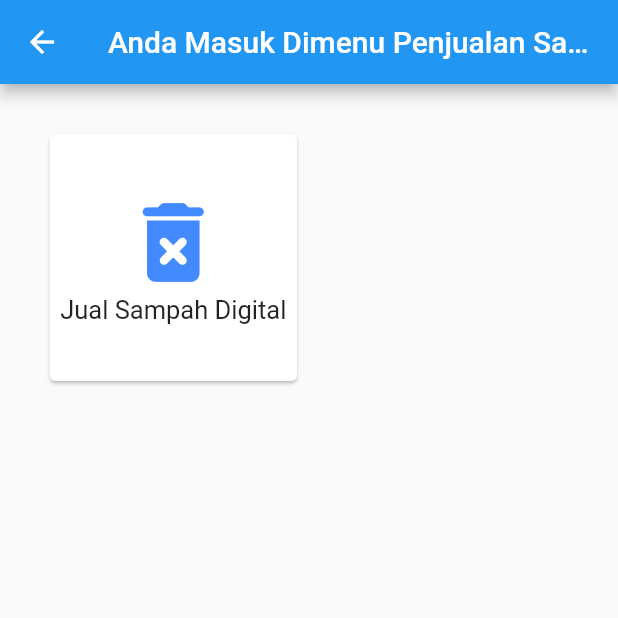
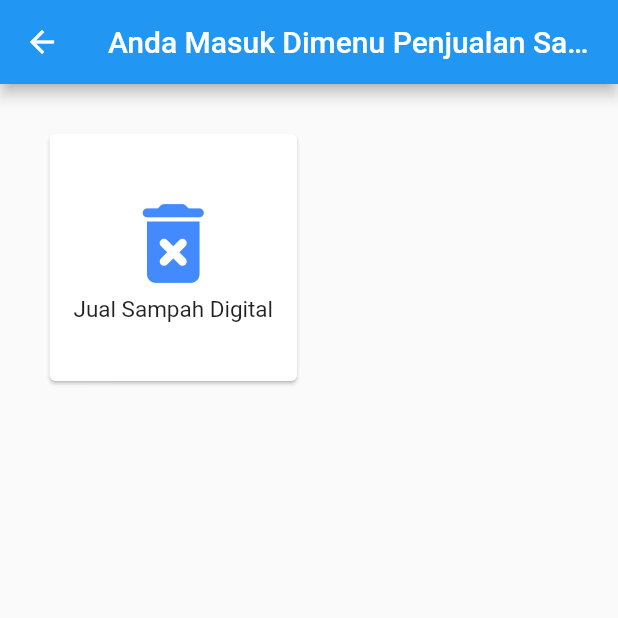
Before and after one commit to dwiponcosuripto4/mbakmu2, a Flutter app: the Sel_Sampah_Digital screen opened directly, on a phone screen of 412 x 824 dp, the top half of it. Run offline on Flutter 3.47's test engine with Material 2 defaults, Android fonts, the phone set to English and light mode, and no system bars; our stand-ins replace firebase_auth, get; accounts and stored records are empty.

Commit message:
change sizeBox masing2 icons text

```diff
--- a/lib/Penjualan_Sampah/sel_sampah_alam.dart
+++ b/lib/Penjualan_Sampah/sel_sampah_alam.dart
@@ -28,7 +28,7 @@ class Sel_Sampah_Alam extends StatelessWidget {
                       size: 70,
                       color: Colors.blueAccent,
                     ),
-                    Text("Jual Sampah Alam", style: TextStyle(fontSize: 17.0)),
+                    Text("Jual Sampah Alam", style: TextStyle(fontSize: 15)),
                   ],
                 ),
               ),
--- a/lib/Penjualan_Sampah/sel_sampah_digital.dart
+++ b/lib/Penjualan_Sampah/sel_sampah_digital.dart
@@ -28,8 +28,7 @@ class Sel_Sampah_Digital extends StatelessWidget {
                       size: 70,
                       color: Colors.blueAccent,
                     ),
-                    Text("Jual Sampah Digital",
-                        style: TextStyle(fontSize: 17.0)),
+                    Text("Jual Sampah Digital", style: TextStyle(fontSize: 15)),
                   ],
                 ),
               ),
--- a/lib/Penjualan_Sampah/sel_sampah_padat.dart
+++ b/lib/Penjualan_Sampah/sel_sampah_padat.dart
@@ -28,7 +28,7 @@ class Sel_Sampah_Padat extends StatelessWidget {
                       size: 70,
                       color: Colors.blueAccent,
                     ),
-                    Text("Jual Sampah Padat", style: TextStyle(fontSize: 17.0)),
+                    Text("Jual Sampah Padat", style: TextStyle(fontSize: 15)),
                   ],
                 ),
               ),
```
